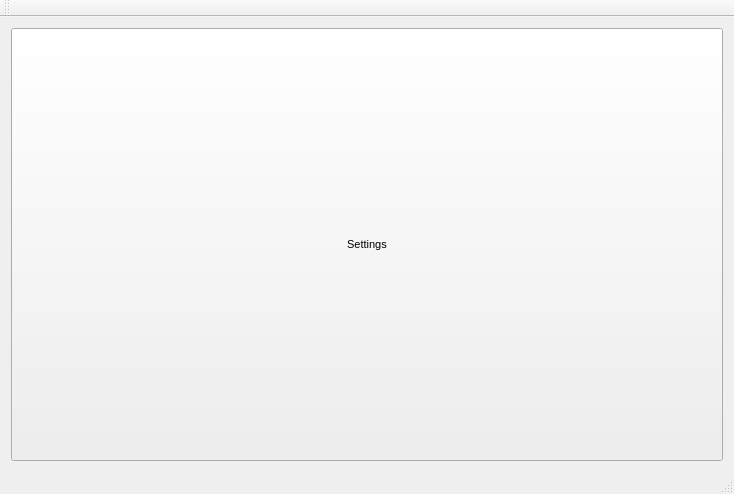
Qt form Observer/mainwindow.ui (Netmisha/observer) before a commit.
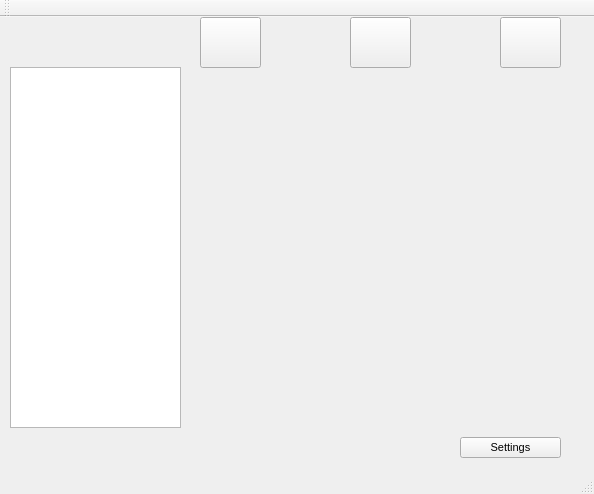
The same form after that commit.

Commit message: Added layouts to TagSelection window.

Diff of the .ui file:
```diff
--- a/Observer/mainwindow.ui
+++ b/Observer/mainwindow.ui
@@ -6,7 +6,7 @@
    <rect>
     <x>0</x>
     <y>0</y>
-    <width>734</width>
+    <width>594</width>
     <height>494</height>
    </rect>
   </property>
@@ -25,9 +25,15 @@
    <string>MainWindow</string>
   </property>
   <widget class="QWidget" name="centralWidget">
-   <layout class="QVBoxLayout" name="verticalLayout">
-    <item>
      <widget class="QPushButton" name="pushButton">
+    <property name="geometry">
+     <rect>
+      <x>460</x>
+      <y>420</y>
+      <width>101</width>
+      <height>21</height>
+     </rect>
+    </property>
       <property name="sizePolicy">
        <sizepolicy hsizetype="Expanding" vsizetype="Expanding">
         <horstretch>0</horstretch>
@@ -38,8 +44,75 @@
        <string>Settings</string>
       </property>
      </widget>
-    </item>
-   </layout>
+   <widget class="QListWidget" name="CameraList">
+    <property name="geometry">
+     <rect>
+      <x>10</x>
+      <y>50</y>
+      <width>171</width>
+      <height>361</height>
+     </rect>
+    </property>
+   </widget>
+   <widget class="QPushButton" name="SQ2">
+    <property name="geometry">
+     <rect>
+      <x>350</x>
+      <y>0</y>
+      <width>61</width>
+      <height>51</height>
+     </rect>
+    </property>
+    <property name="text">
+     <string/>
+    </property>
+   </widget>
+   <widget class="QPushButton" name="SQ3">
+    <property name="geometry">
+     <rect>
+      <x>500</x>
+      <y>0</y>
+      <width>61</width>
+      <height>51</height>
+     </rect>
+    </property>
+    <property name="text">
+     <string/>
+    </property>
+   </widget>
+   <widget class="QLabel" name="StreamArea">
+    <property name="geometry">
+     <rect>
+      <x>200</x>
+      <y>60</y>
+      <width>361</width>
+      <height>351</height>
+     </rect>
+    </property>
+    <property name="text">
+     <string/>
+    </property>
+   </widget>
+   <widget class="QPushButton" name="SQ">
+    <property name="geometry">
+     <rect>
+      <x>200</x>
+      <y>0</y>
+      <width>61</width>
+      <height>51</height>
+     </rect>
+    </property>
+    <property name="text">
+     <string/>
+    </property>
+   </widget>
+   <zorder>pushButton</zorder>
+   <zorder>CameraList</zorder>
+   <zorder>SQ</zorder>
+   <zorder>SQ2</zorder>
+   <zorder>SQ3</zorder>
+   <zorder>StreamArea</zorder>
+   <zorder>SQ</zorder>
   </widget>
   <widget class="QMenuBar" name="menuBar">
    <property name="geometry">
```
Left out of the diff: 4 changed lines with no effect on the pictures. Lines whose indentation alone changed are shown as unchanged. The commit also changes 11 other files.
